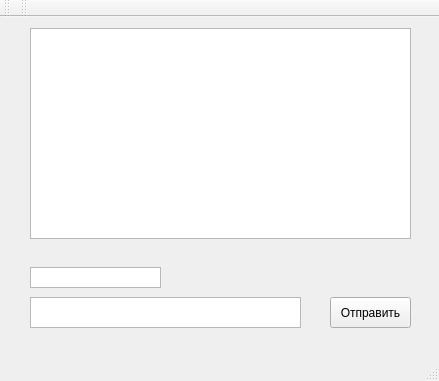
Before: the Qt Designer form Window.ui in practicesavedtheworld/FlaskProjectServer, drawn with Qt 5.
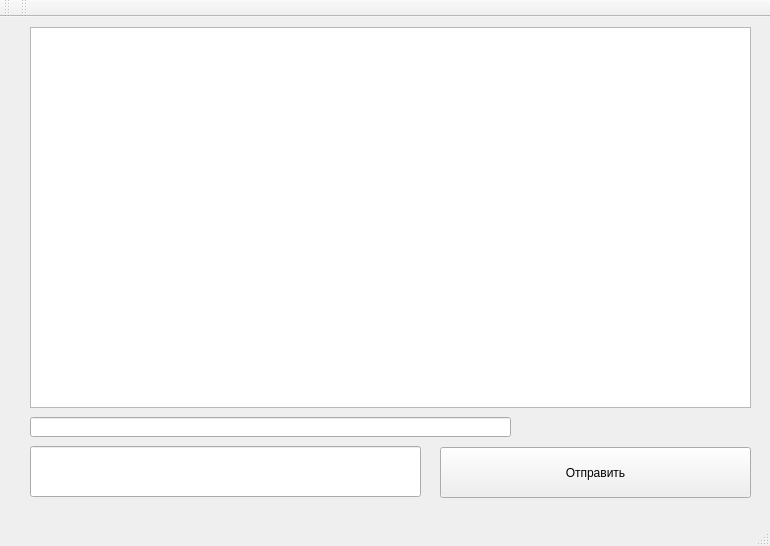
After: the same form once the commit is applied.

What changed in the file:
```diff
--- a/Window.ui
+++ b/Window.ui
@@ -6,8 +6,8 @@
    <rect>
     <x>0</x>
     <y>0</y>
-    <width>439</width>
-    <height>381</height>
+    <width>770</width>
+    <height>546</height>
    </rect>
   </property>
   <property name="windowTitle">
@@ -20,43 +20,43 @@
    <widget class="QPushButton" name="pushButton">
     <property name="geometry">
      <rect>
-      <x>330</x>
-      <y>280</y>
-      <width>81</width>
-      <height>31</height>
+      <x>440</x>
+      <y>430</y>
+      <width>311</width>
+      <height>51</height>
      </rect>
     </property>
     <property name="text">
      <string>Отправить</string>
     </property>
    </widget>
-   <widget class="QListView" name="listView_1">
-    <property name="geometry">
-     <rect>
-      <x>30</x>
-      <y>280</y>
-      <width>271</width>
-      <height>31</height>
-     </rect>
-    </property>
-   </widget>
-   <widget class="QListView" name="listView_2">
-    <property name="geometry">
-     <rect>
-      <x>30</x>
-      <y>250</y>
-      <width>131</width>
-      <height>21</height>
-     </rect>
-    </property>
-   </widget>
    <widget class="QListWidget" name="listWidget_1">
     <property name="geometry">
      <rect>
       <x>30</x>
-      <y>11</y>
-      <width>381</width>
-      <height>211</height>
+      <y>10</y>
+      <width>721</width>
+      <height>381</height>
+     </rect>
+    </property>
+   </widget>
+   <widget class="QLineEdit" name="lineEdit1">
+    <property name="geometry">
+     <rect>
+      <x>30</x>
+      <y>429</y>
+      <width>391</width>
+      <height>51</height>
+     </rect>
+    </property>
+   </widget>
+   <widget class="QLineEdit" name="lineEdit_2">
+    <property name="geometry">
+     <rect>
+      <x>30</x>
+      <y>400</y>
+      <width>481</width>
+      <height>20</height>
      </rect>
     </property>
    </widget>
```
Left out of the diff: 2 changed lines with no effect on the pictures.
